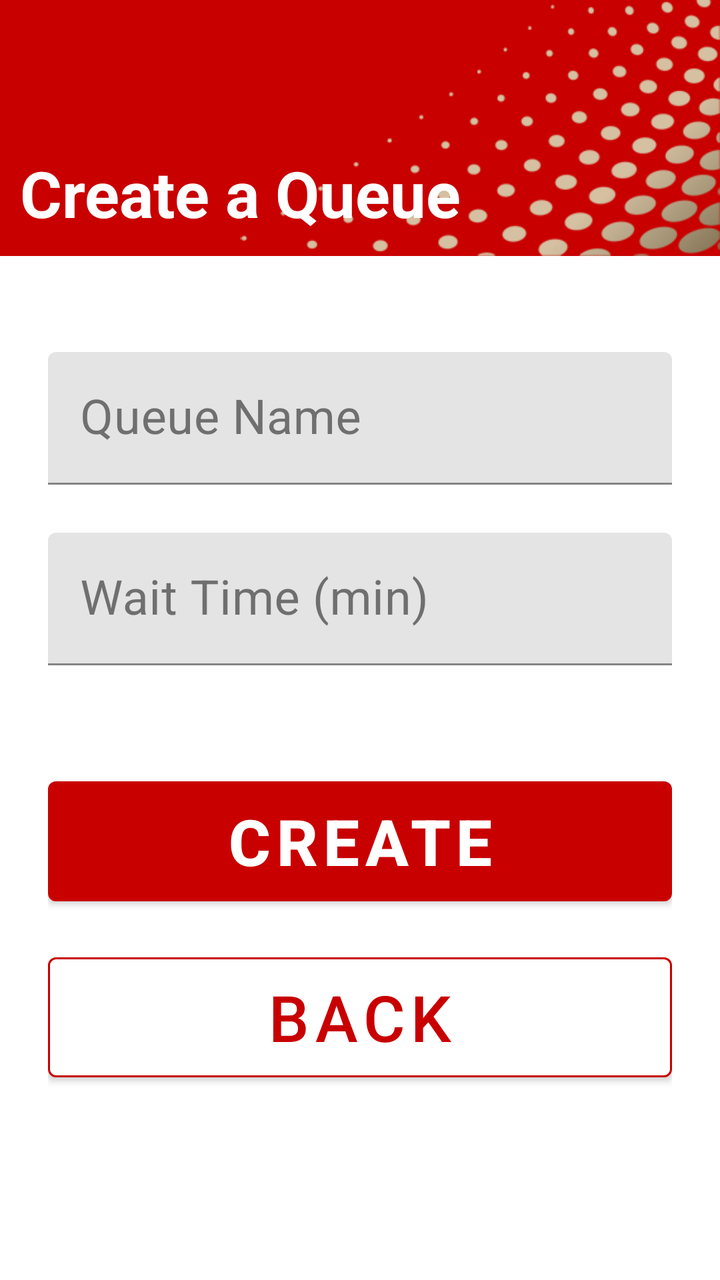
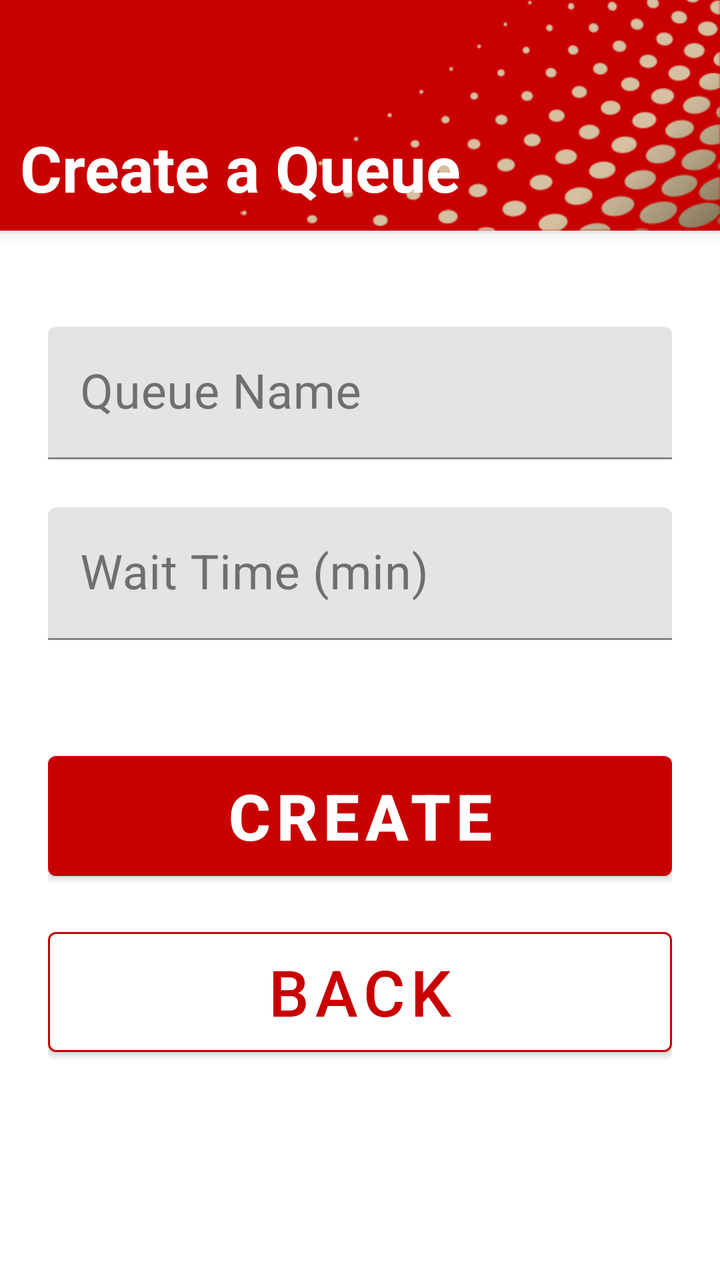

Two renders of the same Android screen: before a commit and after it. Below are the layout's source before the change and the commit's diff.
<!-- AndroidManifest.xml: application theme Theme.VQueue -->
<!-- res/layout/fragment_create_queue.xml -->
<?xml version="1.0" encoding="utf-8"?>
<androidx.constraintlayout.widget.ConstraintLayout xmlns:android="http://schemas.android.com/apk/res/android"
    xmlns:app="http://schemas.android.com/apk/res-auto"
    android:layout_width="match_parent"
    android:layout_height="match_parent"
    android:background="@color/background_primary">

    
    <androidx.constraintlayout.widget.ConstraintLayout
        android:id="@+id/headerSection"
        android:layout_width="match_parent"
        android:layout_height="0dp"
        android:background="@drawable/bg"
        android:orientation="vertical"
        android:padding="10dp"
        app:layout_constraintTop_toTopOf="parent"
        app:layout_constraintStart_toStartOf="parent"
        app:layout_constraintEnd_toEndOf="parent"
        app:layout_constraintHeight_percent="0.2">

        <TextView
            android:id="@+id/headerText"
            android:layout_width="wrap_content"
            android:layout_height="wrap_content"
            android:text="Create a Queue"
            android:textColor="@color/text_on_primary"
            android:textSize="32sp"
            android:textStyle="bold"
            app:layout_constraintBottom_toBottomOf="parent"
            app:layout_constraintStart_toStartOf="parent" />

    </androidx.constraintlayout.widget.ConstraintLayout>

    
    <androidx.core.widget.NestedScrollView
        android:layout_width="match_parent"
        android:layout_height="0dp"
        android:fillViewport="true"
        app:layout_constraintTop_toBottomOf="@id/headerSection"
        app:layout_constraintBottom_toBottomOf="parent"
        app:layout_constraintStart_toStartOf="parent"
        app:layout_constraintEnd_toEndOf="parent">

        <androidx.constraintlayout.widget.ConstraintLayout
            android:layout_width="match_parent"
            android:layout_height="wrap_content"
            android:padding="24dp">

            
            <com.google.android.material.textfield.TextInputLayout
                android:id="@+id/queueNameLayout"
                android:layout_width="0dp"
                android:layout_height="wrap_content"
                android:layout_marginTop="24dp"
                android:hint="Queue Name"
                app:boxStrokeColor="@color/primary"
                app:hintTextColor="@color/primary"
                app:layout_constraintTop_toTopOf="parent"
                app:layout_constraintStart_toStartOf="parent"
                app:layout_constraintEnd_toEndOf="parent">

                <com.google.android.material.textfield.TextInputEditText
                    android:id="@+id/queueNameEditText"
                    android:layout_width="match_parent"
                    android:layout_height="wrap_content"
                    android:inputType="text"
                    android:textSize="24sp" />

            </com.google.android.material.textfield.TextInputLayout>

            
            <com.google.android.material.textfield.TextInputLayout
                android:id="@+id/waitTimeLayout"
                android:layout_width="0dp"
                android:layout_height="wrap_content"
                android:layout_marginTop="24dp"
                android:hint="Wait Time (min)"
                app:boxStrokeColor="@color/primary"
                app:hintTextColor="@color/primary"
                app:layout_constraintTop_toBottomOf="@id/queueNameLayout"
                app:layout_constraintStart_toStartOf="parent"
                app:layout_constraintEnd_toEndOf="parent">

                <com.google.android.material.textfield.TextInputEditText
                    android:id="@+id/waitTimeEditText"
                    android:layout_width="match_parent"
                    android:layout_height="wrap_content"
                    android:inputType="number"
                    android:textSize="24sp" />

            </com.google.android.material.textfield.TextInputLayout>

            

            
            <com.google.android.material.button.MaterialButton
                android:id="@+id/createQueueButton"
                android:layout_width="0dp"
                android:layout_height="72dp"
                android:layout_marginTop="52dp"
                android:text="Create"
                android:textSize="32sp"
                android:textStyle="bold"
                app:backgroundTint="@color/primary"
                app:layout_constraintEnd_toEndOf="parent"
                app:layout_constraintHorizontal_bias="0.0"
                app:layout_constraintStart_toStartOf="parent"
                app:layout_constraintTop_toBottomOf="@id/waitTimeLayout" />

            <com.google.android.material.button.MaterialButton
                android:id="@+id/backButton"
                android:layout_width="0dp"
                android:layout_height="72dp"
                android:layout_marginTop="16dp"
                app:strokeColor="@color/primary"
                app:strokeWidth="1dp"
                android:text="Back"
                android:textSize="32sp"
                android:textColor="@color/primary"
                app:backgroundTint="@color/white"
                app:layout_constraintTop_toBottomOf="@id/createQueueButton"
                app:layout_constraintStart_toStartOf="parent"
                app:layout_constraintEnd_toEndOf="parent" />

        </androidx.constraintlayout.widget.ConstraintLayout>

    </androidx.core.widget.NestedScrollView>

</androidx.constraintlayout.widget.ConstraintLayout>
<!-- resources referenced by this layout -->
<resources>
  <color name="background_primary">#FFFFFF</color>
  <color name="primary">#C80000</color>
  <color name="text_on_primary">#FFFFFFFF</color>
  <color name="white">#FFFFFFFF</color>
  <!-- drawable bg (drawable) -->
  <layer-list xmlns:android="http://schemas.android.com/apk/res/android">
  
      
      <item>
          <shape android:shape="rectangle">
              <solid android:color="@color/primary" />
          </shape>
      </item>
  
      
      <item
          android:drawable="@drawable/img"
          android:gravity="bottom|end"
          android:width="240dp"
          android:height="240dp"
          android:tileMode="disabled" />
  </layer-list>
  <style name="Theme.VQueue" parent="Theme.MaterialComponents.DayNight.DarkActionBar">
          <item name="windowActionBar">false</item>
          <item name="windowNoTitle">true</item>
          
          <item name="colorPrimary">@color/primary</item>
          <item name="colorPrimaryVariant">@color/primary_dark</item>
          <item name="colorOnPrimary">@color/text_on_primary</item>
          <item name="android:textColorSecondary">@color/text_on_primary</item>
  
          <item name="colorSecondary">@color/accent</item>
          <item name="colorOnSecondary">@color/text_on_primary</item>
  
          
          <item name="android:colorBackground">@color/background_primary</item>
          <item name="colorSurface">@color/surface</item>
          <item name="colorOnSurface">@color/text_primary</item>
  
          
          <item name="android:statusBarColor">@color/primary</item>
  
          <item name="cornerFamily">rounded</item>
          <item name="cornerSize">16dp</item>
      </style>
  <!-- drawable img: png bitmap (drawable, 26923 bytes) -->
  <color name="primary_dark">#BB0000</color>
  <color name="accent">#FF03DAC5</color>
  <color name="surface">#FFFFFFFF</color>
  <color name="text_primary">#FF212121</color>
</resources>

<!-- the commit's change to res/layout/fragment_create_queue.xml (unified diff, before → after) -->
@@ -13,10 +13,11 @@
         android:background="@drawable/bg"
         android:orientation="vertical"
         android:padding="10dp"
+        android:elevation="4dp"
         app:layout_constraintTop_toTopOf="parent"
         app:layout_constraintStart_toStartOf="parent"
         app:layout_constraintEnd_toEndOf="parent"
-        app:layout_constraintHeight_percent="0.2">
+        app:layout_constraintHeight_percent="0.18">
 
         <TextView
             android:id="@+id/headerText"
